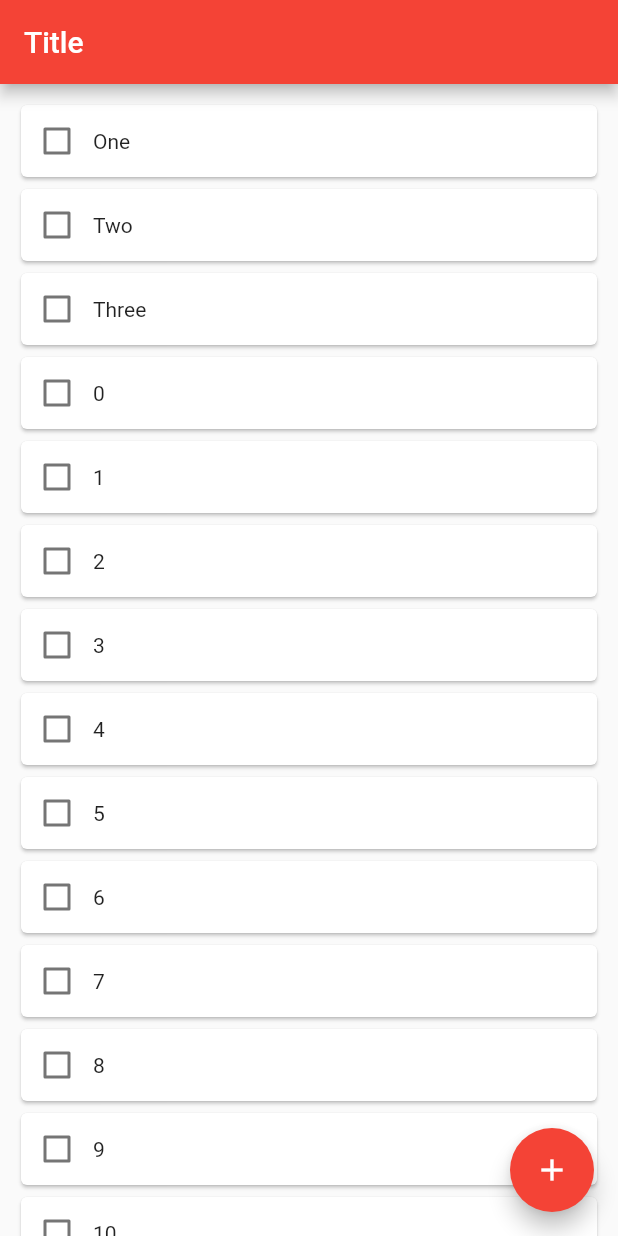
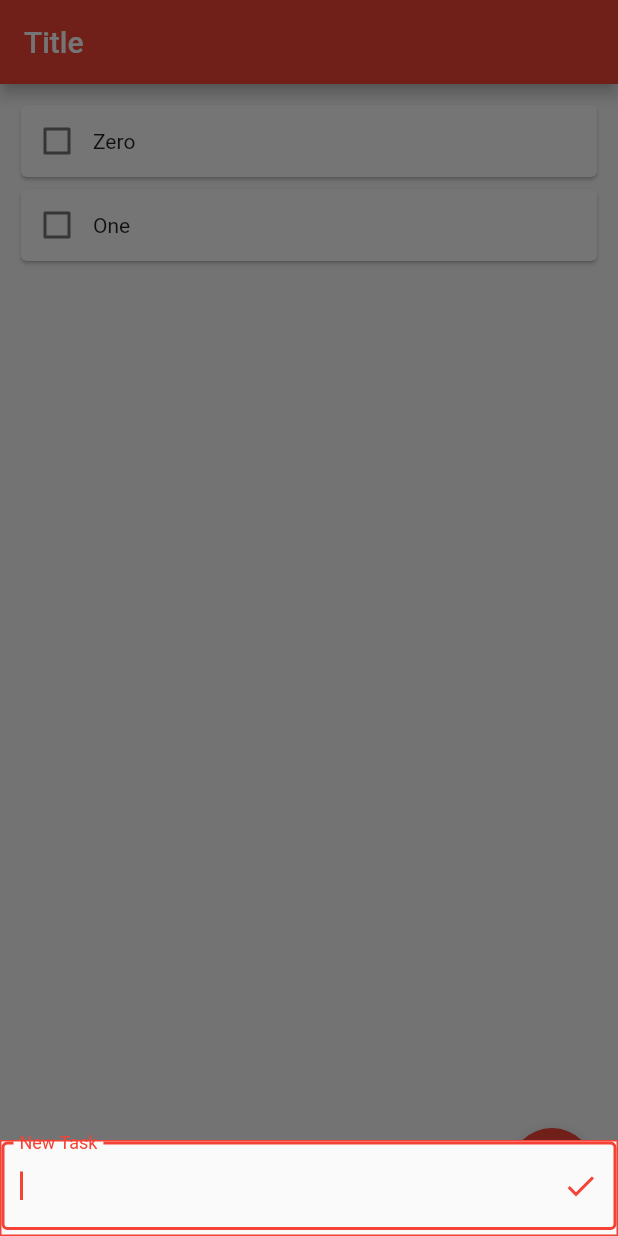
Before and after one commit to samyak039/flutter_todo, a Flutter app: the screen it shows after launch, after a tap on the "add" icon, on a phone screen of 412 x 824 dp. Run offline on Flutter 3.47's test engine with Material 2 defaults, Android fonts, the phone set to English and light mode, and no system bars.

Commit message:
basic functionality

```diff
--- a/lib/data/todo.dart
+++ b/lib/data/todo.dart
@@ -13,4 +13,10 @@ class Todo {
       isDone = true;
     }
   }
+
+  @override
+  String toString() {
+    final status = isDone ? '[X]' : '[ ]';
+    return '$status $task';
+  }
 }
--- a/lib/screens/home_screen.dart
+++ b/lib/screens/home_screen.dart
@@ -11,23 +11,62 @@ class HomeScreen extends StatefulWidget {
 }
 
 class _HomeScreenState extends State<HomeScreen> {
-  List<Todo> todoList = [];
+  List<Todo> todoList = [Todo(task: 'Zero'), Todo(task: 'One')];
+  final textController = TextEditingController();
 
-  void _addTask() {
-    print('<< FAB Pressed');
+  Future<void> _addTask() async {
+    await showModalBottomSheet(
+      context: context,
+      builder: (context) {
+        return Container(
+          decoration: BoxDecoration(border: Border.all(color: Colors.red)),
+          height: MediaQuery.of(context).viewInsets.bottom + 64,
+          child: TextField(
+            // controller: tc,
+            controller: textController,
+            autofocus: true,
+            decoration: InputDecoration(
+              border: const OutlineInputBorder(),
+              labelText: 'New Task',
+              suffixIcon: IconButton(
+                  onPressed: () {
+                    print('<> add task');
+                    final task = Todo(task: textController.text);
+                    setState(() {
+                      todoList.add(task);
+                    });
+                    print('>> todolist: $todoList');
+                    textController.clear();
+                  },
+                  icon: const Icon(Icons.check)),
+            ),
+          ),
+        );
+      },
+    );
+  }
+
+  Future<void> _refreshList() async {
+    print('<> refresh list');
+    setState(() {
+      todoList;
+    });
+  }
+
+  @override
+  void initState() {
+    super.initState();
+    print("<< todoList: $todoList");
+  }
+
+  @override
+  void dispose() {
+    textController.dispose();
+    super.dispose();
   }
 
   @override
   Widget build(BuildContext context) {
-    List<Todo> todoList = [
-      Todo(task: 'One'),
-      Todo(task: 'Two'),
-      Todo(task: 'Three'),
-    ];
-    for (int i = 0; i < 100; i++) {
-      final task = Todo(task: '$i');
-      todoList.add(task);
-    }
     return SafeArea(
       child: Scaffold(
         appBar: AppBar(
@@ -35,7 +74,8 @@ class _HomeScreenState extends State<HomeScreen> {
             'Title',
           ),
         ),
-        body: Center(
+        body: RefreshIndicator(
+          onRefresh: _refreshList,
           child: ListView.builder(
             padding: const EdgeInsets.all(10),
             itemCount: todoList.length,
--- a/lib/ui/todo_card.dart
+++ b/lib/ui/todo_card.dart
@@ -1,7 +1,7 @@
 import 'package:flutter/material.dart';
 import 'package:todo/data/todo.dart';
 
-class TodoCard extends StatelessWidget {
+class TodoCard extends StatefulWidget {
   final Todo todo;
 
   const TodoCard({
@@ -9,6 +9,11 @@ class TodoCard extends StatelessWidget {
     required this.todo,
   }) : super(key: key);
 
+  @override
+  State<TodoCard> createState() => _TodoCardState();
+}
+
+class _TodoCardState extends State<TodoCard> {
   @override
   Widget build(BuildContext context) {
     // TODO: make a beautiful card
@@ -21,13 +26,23 @@ class TodoCard extends StatelessWidget {
                 todo.toggleStatus();
               }) */
           Checkbox(
-            value: todo.isDone,
+            value: widget.todo.isDone,
             onChanged: (value) {
-              todo.isDone = value as bool;
-              // todo.toggleStatus();
+              print('>> CHECKED');
+              setState(() {
+                widget.todo.isDone = value as bool;
+              });
             },
           ),
-          Text(todo.task),
+          Text(
+            widget.todo.task,
+            style: (widget.todo.isDone)
+                ? const TextStyle(
+                    decoration: TextDecoration.lineThrough,
+                    color: Colors.grey,
+                  )
+                : const TextStyle(),
+          ),
         ],
       ),
     );
```
